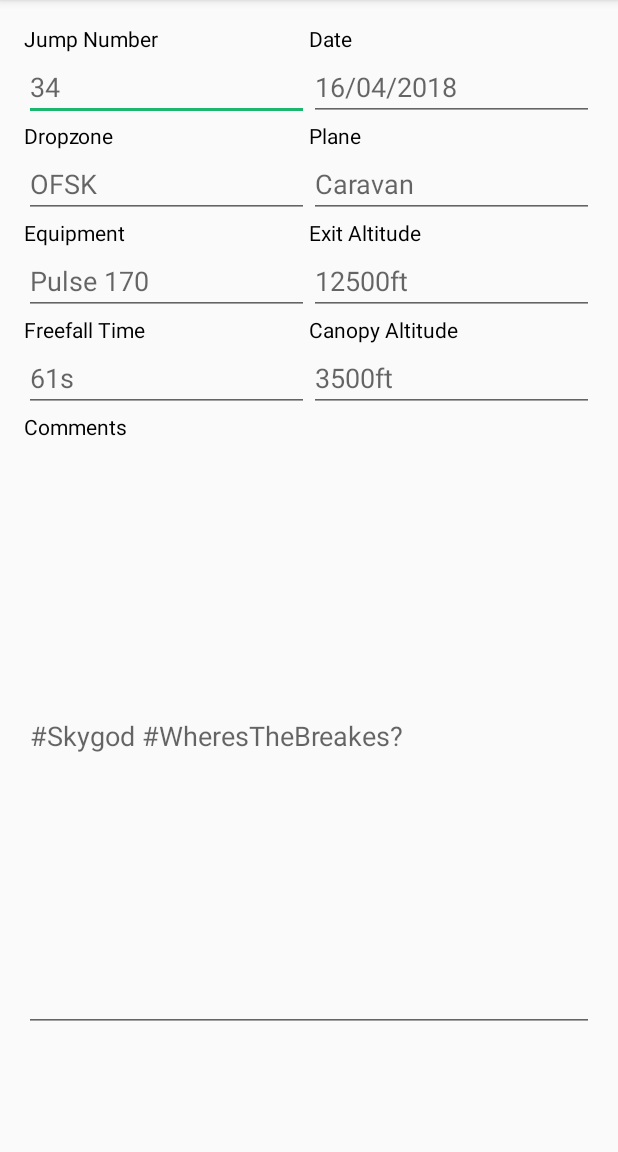
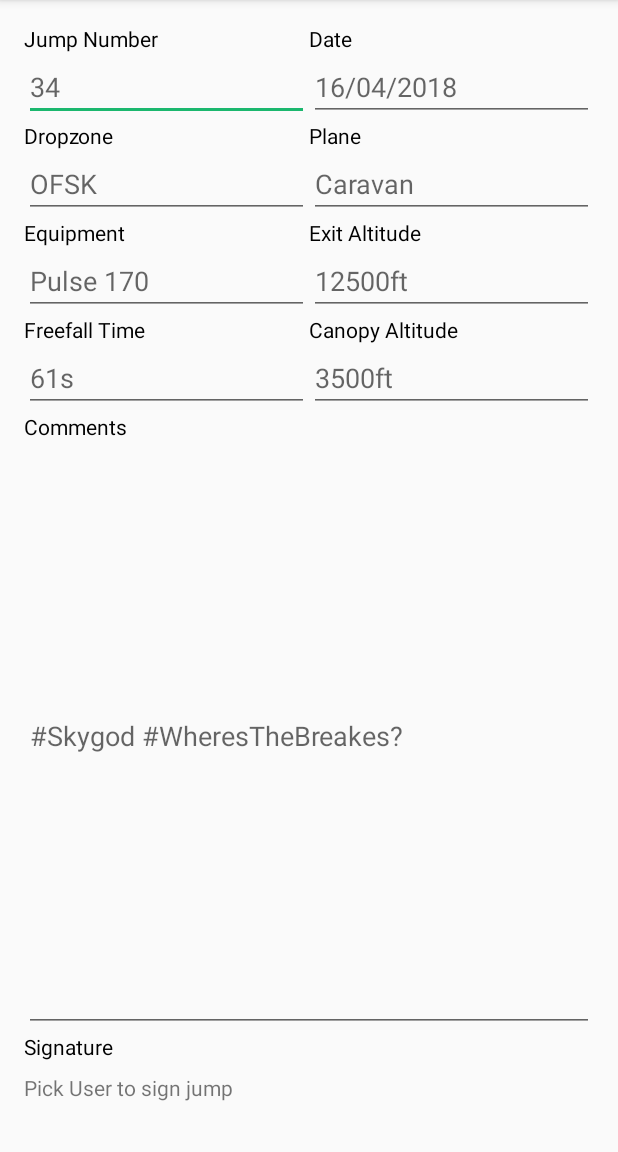
Before and after one commit to I-Believe-I-Can-Fly/SkydiveLogbook, an Android app: the CreatePageActivity screen opened directly, with no data from a screen before it, on a phone screen of 412 x 824 dp, the part 84-1236 px from its top. Run offline under Robolectric (Android 15) with nearby library versions, the phone set to English and light mode, and no system bars; our stand-ins replace Firebase (no records; nobody signed in at launch, a user with empty details on screens opened directly).

Commit message:
picking user to sign log now works, backend not functional yet

```diff
--- a/app/src/main/AndroidManifest.xml
+++ b/app/src/main/AndroidManifest.xml
@@ -18,7 +18,8 @@
         </activity>
         <activity android:name=".SignInActivity" />
         <activity android:name=".PageActivity" />
-        <activity android:name=".CreatePageActivity"></activity>
+        <activity android:name=".CreatePageActivity" />
+        <activity android:name=".SignatureRequest"></activity>
     </application>
 
 </manifest>
--- a/app/src/main/res/layout/fragment_page.xml
+++ b/app/src/main/res/layout/fragment_page.xml
@@ -253,15 +253,28 @@
         app:layout_constraintEnd_toEndOf="parent"
         app:layout_constraintStart_toStartOf="parent"
         app:layout_constraintTop_toBottomOf="@+id/textView15" />
-
+    <TextView
+        android:id="@+id/SignatureTxt"
+        android:layout_width="match_parent"
+        android:layout_height="wrap_content"
+        android:text="@string/Signature"
+        android:textColor="@android:color/black"
+        android:layout_marginStart="16dp"
+        android:layout_marginBottom="8dp"
+        app:layout_constraintEnd_toEndOf="parent"
+        app:layout_constraintTop_toBottomOf="@id/page_comments"
+        app:layout_constraintBottom_toTopOf="@id/page_signed"/>
     <TextView
         android:id="@+id/page_signed"
         android:layout_width="0dp"
         android:layout_height="0dp"
         android:layout_marginEnd="16dp"
         android:layout_marginStart="16dp"
+        android:clickable="true"
+        android:onClick="SignRequest"
+        android:text="@string/pickSignature"
         app:layout_constraintBottom_toBottomOf="parent"
         app:layout_constraintEnd_toEndOf="parent"
         app:layout_constraintStart_toStartOf="parent"
-        app:layout_constraintTop_toBottomOf="@+id/page_comments" />
+        app:layout_constraintTop_toBottomOf="@+id/SignatureTxt" />
 </android.support.constraint.ConstraintLayout>
--- a/app/src/main/res/values/strings.xml
+++ b/app/src/main/res/values/strings.xml
@@ -52,6 +52,8 @@
     <!-- sup -->
     <string name="approved">Approved</string>
     <string name="notApproved">Waiting</string>
+    <string name="Signature">Signature</string>
+    <string name="pickSignature">Pick User to sign jump</string>
 
     <string name="license">License Number</string>
     <string name="certificate">Certificate Letter</string>
```
Also changed, not shown: app/src/main/java/ibelieveicanfly/skydivelogbook/CreatePageActivity.java (+29 -0 lines), app/src/main/java/ibelieveicanfly/skydivelogbook/PageFragment.java (+2 -27 lines), app/src/main/java/ibelieveicanfly/skydivelogbook/SignatureRequest.java (added, +136 -0 lines), app/src/main/res/layout/activity_signature_request.xml (added, +17 -0 lines), app/src/main/res/layout/activity_signature_request_items.xml (added, +30 -0 lines).
